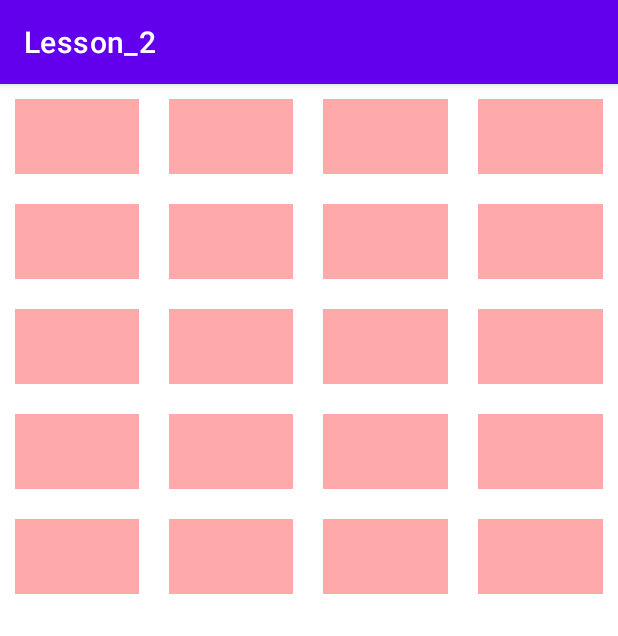
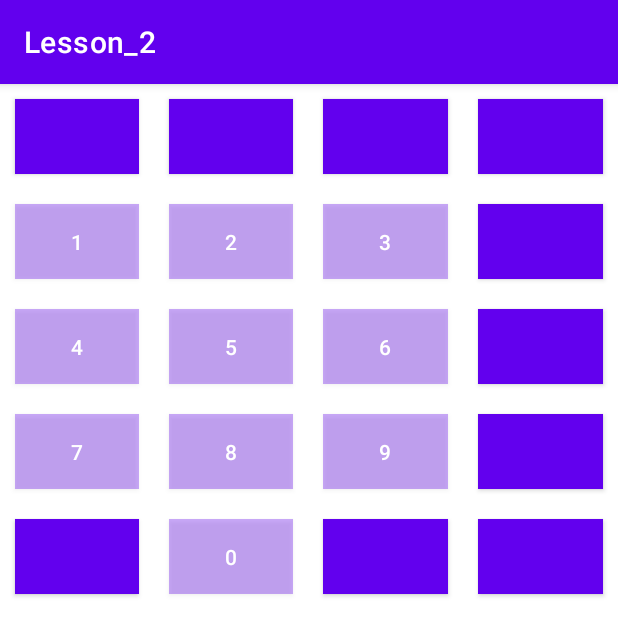
Before and after one commit to annadav1510/Lesson_2, an Android app: the screen it shows after launch (MainActivity), on a phone screen of 412 x 824 dp. Shown: the top 636 px of the screen. Run offline under Robolectric (Android 15) with nearby library versions, the phone set to English and light mode, and no system bars.

Commit message:
changed the color of the number buttons change view -> button

```diff
--- a/app/src/main/res/layout/activity_main.xml
+++ b/app/src/main/res/layout/activity_main.xml
@@ -7,32 +7,30 @@
     android:orientation="vertical"
     tools:context=".MainActivity">
 
-
-
     <TableRow>
 
-        <View
+        <Button
             android:layout_width="0dp"
             android:layout_weight="1"
             android:layout_height="50dp"
             android:background="#ffaa"
             android:layout_margin="10dp"/>
 
-        <View
+        <Button
             android:layout_width="0dp"
             android:layout_weight="1"
             android:layout_height="50dp"
             android:background="#ffaa"
             android:layout_margin="10dp"/>
 
-        <View
+        <Button
             android:layout_width="0dp"
             android:layout_weight="1"
             android:layout_height="50dp"
             android:background="#ffaa"
             android:layout_margin="10dp" />
 
-        <View
+        <Button
             android:layout_width="0dp"
             android:layout_weight="1"
             android:layout_height="50dp"
@@ -43,28 +41,33 @@
 
     <TableRow>
 
-        <View
+        <Button
+            android:id="@+id/button_1"
             android:layout_width="0dp"
             android:layout_weight="1"
+            android:text="1"
             android:layout_height="50dp"
             android:layout_margin="10dp"
-            android:background="#ffaa" />
+            android:background="#5522" />
 
-        <View
+        <Button
+            android:id="@+id/button_2"
             android:layout_width="0dp"
             android:layout_weight="1"
+            android:text="2"
             android:layout_height="50dp"
             android:layout_margin="10dp"
-            android:background="#ffaa" />
+            android:background="#5522" />
 
-        <View
+        <Button
             android:layout_width="0dp"
             android:layout_weight="1"
+            android:text="3"
             android:layout_height="50dp"
             android:layout_margin="10dp"
-            android:background="#ffaa"/>
+            android:background="#5522"/>
 
-        <View
+        <Button
             android:layout_width="0dp"
             android:layout_weight="1"
             android:layout_height="50dp"
@@ -76,28 +79,31 @@
 
     <TableRow>
 
-        <View
+        <Button
             android:layout_width="0dp"
             android:layout_weight="1"
+            android:text="4"
             android:layout_height="50dp"
             android:layout_margin="10dp"
-            android:background="#ffaa" />
+            android:background="#5522" />
 
-        <View
+        <Button
             android:layout_width="0dp"
             android:layout_weight="1"
+            android:text="5"
             android:layout_height="50dp"
             android:layout_margin="10dp"
-            android:background="#ffaa" />
+            android:background="#5522" />
 
-        <View
+        <Button
             android:layout_width="0dp"
             android:layout_weight="1"
+            android:text="6"
             android:layout_height="50dp"
             android:layout_margin="10dp"
-            android:background="#ffaa"/>
+            android:background="#5522"/>
 
-        <View
+        <Button
             android:layout_width="0dp"
             android:layout_weight="1"
             android:layout_height="50dp"
@@ -109,28 +115,31 @@
 
     <TableRow>
 
-        <View
+        <Button
             android:layout_width="0dp"
             android:layout_weight="1"
+            android:text="7"
             android:layout_height="50dp"
             android:layout_margin="10dp"
-            android:background="#ffaa" />
+            android:background="#5522" />
 
-        <View
+        <Button
             android:layout_width="0dp"
             android:layout_weight="1"
+            android:text="8"
             android:layout_height="50dp"
             android:layout_margin="10dp"
-            android:background="#ffaa" />
+            android:background="#5522" />
 
-        <View
+        <Button
             android:layout_width="0dp"
             android:layout_weight="1"
+            android:text="9"
             android:layout_height="50dp"
             android:layout_margin="10dp"
-            android:background="#ffaa"/>
+            android:background="#5522"/>
 
-        <View
+        <Button
             android:layout_width="0dp"
             android:layout_weight="1"
             android:layout_height="50dp"
@@ -142,28 +151,29 @@
 
     <TableRow>
 
-        <View
+        <Button
             android:layout_width="0dp"
             android:layout_weight="1"
             android:layout_height="50dp"
             android:layout_margin="10dp"
             android:background="#ffaa" />
 
-        <View
+        <Button
             android:layout_width="0dp"
             android:layout_weight="1"
+            android:text="0"
             android:layout_height="50dp"
             android:layout_margin="10dp"
-            android:background="#ffaa" />
+            android:background="#5522" />
 
-        <View
+        <Button
             android:layout_width="0dp"
             android:layout_weight="1"
             android:layout_height="50dp"
             android:layout_margin="10dp"
             android:background="#ffaa"/>
 
-        <View
+        <Button
             android:layout_width="0dp"
             android:layout_weight="1"
             android:layout_height="50dp"
--- a/app/src/main/res/values/strings.xml
+++ b/app/src/main/res/values/strings.xml
@@ -1,3 +1,6 @@
 <resources>
     <string name="app_name">Lesson_2</string>
+    <string name="_">1</string>
+    <string name="_1">1</string>
+    <string name="_1">1</string>
 </resources>
```
